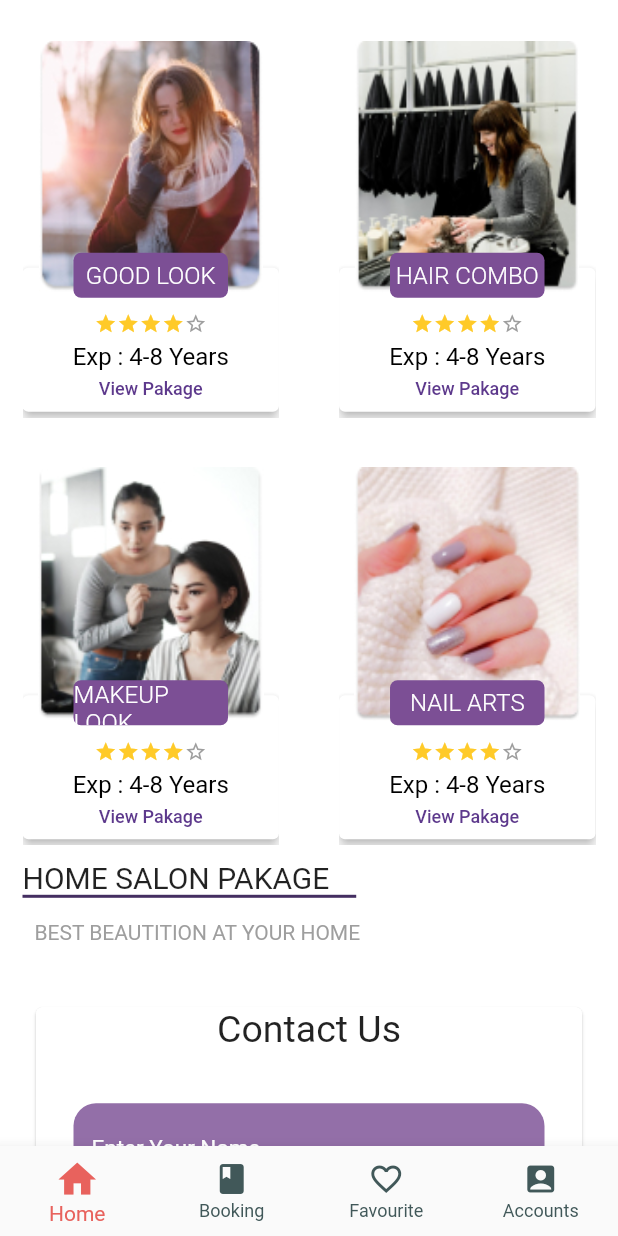
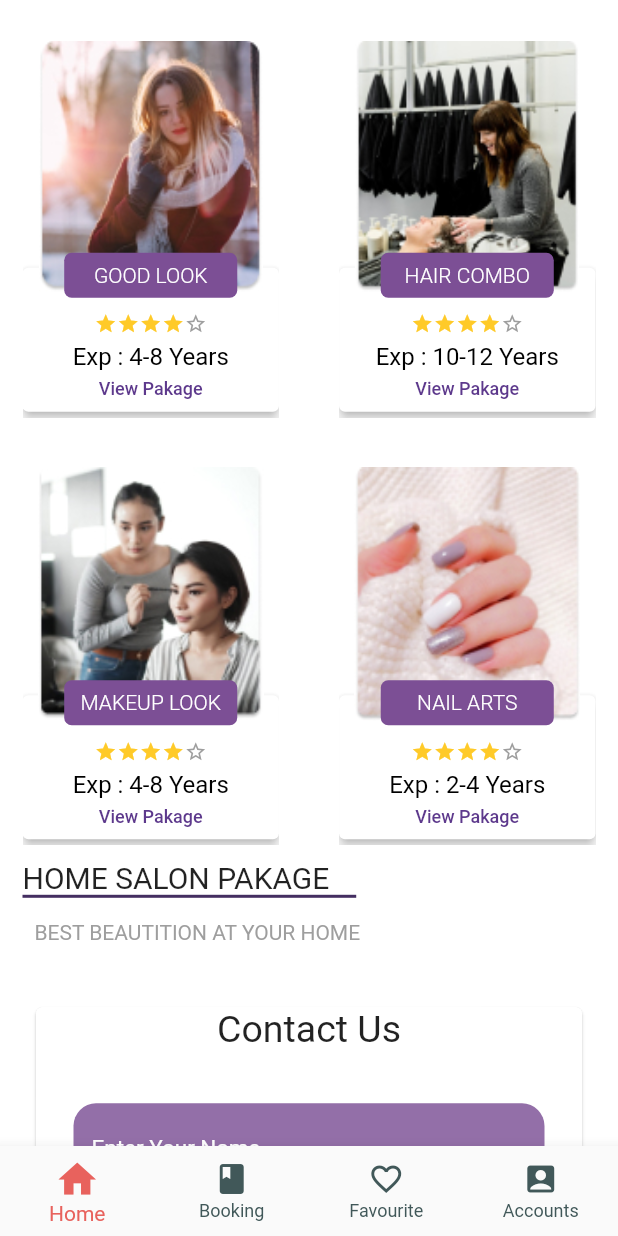
Before and after one commit to vik-negi/oke-beauty, a Flutter app: the screen it shows after launch, scrolled down 576 dp, on a phone screen of 412 x 824 dp. Run offline on Flutter 3.47's test engine with Material 2 defaults, Android fonts, the light colour scheme and no system bars; missing offline and left inert: dart:ffi; statements that could not run were skipped.

Commit message:
fixing top rated title issue

```diff
--- a/lib/Components/top_reated_courses.dart
+++ b/lib/Components/top_reated_courses.dart
@@ -88,7 +88,7 @@ class TopReatedCourses extends StatelessWidget {
           ),
           Positioned(
             bottom: 80,
-            width: MediaQuery.of(context).size.width * 0.25,
+            width: MediaQuery.of(context).size.width * 0.28,
             height: 30,
             child: Container(
               alignment: Alignment.center,
@@ -99,7 +99,7 @@ class TopReatedCourses extends StatelessWidget {
               child: Text(
                 title,
                 style: const TextStyle(
-                    fontSize: 16,
+                    fontSize: 14,
                     color: Colors.white,
                     fontWeight: FontWeight.w300),
               ),
--- a/lib/Data/homePage_data.dart
+++ b/lib/Data/homePage_data.dart
@@ -29,7 +29,7 @@ List<SalonCoursesModel> salonCourses = [
   SalonCoursesModel(
       title: "HAIR COMBO",
       start: 4,
-      experience: "4-8",
+      experience: "10-12",
       image: 'assets/images/Rectangle 2099.jpg'),
   SalonCoursesModel(
       title: "MAKEUP LOOK",
@@ -39,6 +39,6 @@ List<SalonCoursesModel> salonCourses = [
   SalonCoursesModel(
       title: "NAIL ARTS",
       start: 4,
-      experience: "4-8",
+      experience: "2-4",
       image: 'assets/images/Rectangle 2101.jpg'),
 ];
```
